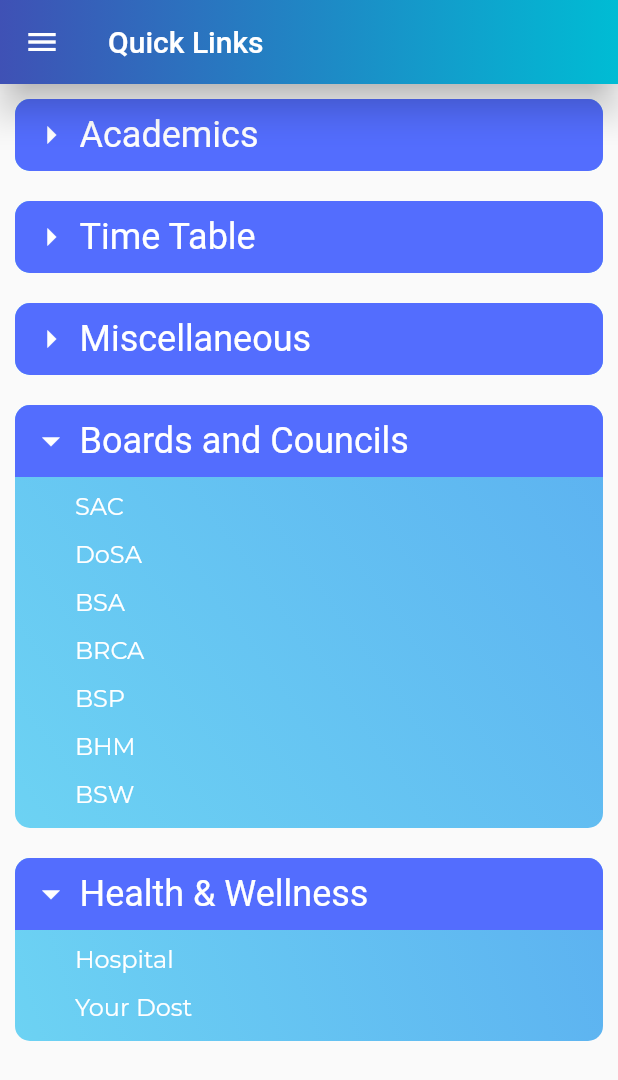
After one commit to devclub-iitd/IITDApp, a Flutter app: the QuickLinks screen opened by its route, after a tap on "Academics", after a tap on "Time Table", after a tap on "Miscellaneous", on a phone screen of 412 x 824 dp. The commit adds this screen. Shown: the top 1080 px of the screen. Run offline on Flutter 3.47's test engine with Material 2 defaults, Android fonts, the phone set to English and light mode, and no system bars; drawn by our look-alikes of expandable; our stand-ins replace flutter_calendar_carousel, flutter_speed_dial, flutter_staggered_animations, flutter_svg, font_awesome_flutter, google_fonts and 1 more.

Commit message:
Create Quick Links Page

```diff
--- a/lib/modules/explore/explore.dart
+++ b/lib/modules/explore/explore.dart
@@ -26,7 +26,7 @@ class _ExploreState extends State<Explore> with TickerProviderStateMixin {
     _controller = TabController(length: 3, vsync: this);
 
     appBar = CustomAppBar(
-      title: Text('EXPLORE'),
+      title: Text('Explore'),
       height: 2,
 //      actions: <Widget>[ProfileIcon()],
       bottom: TabBar(
--- /dev/null
+++ b/lib/modules/quickLinks/data/LinksData.dart
@@ -0,0 +1,43 @@
+var linksData = {
+  'Academics': [
+    LinksModel(name: 'Moodle', url: 'https://moodle.iitd.ac.in/'),
+    LinksModel(name: 'Central Library', url: 'http://library.iitd.ac.in/'),
+    LinksModel(name: 'Academic ERP', url: 'https://eacademics.iitd.ac.in/sportal/login'),
+    LinksModel(name: 'Ciriculum Info', url: 'https://home.iitd.ac.in/curriculum.php'),
+    LinksModel(name: 'Owncloud', url: 'https://owncloud.iitd.ac.in/nextcloud/index.php'),
+  ],
+  'Time Table': [
+    LinksModel(name: 'Academic Calendar', url: 'https://home.iitd.ac.in/academic-calendar.php'),
+    LinksModel(name: 'Exam Schedule', url: 'http://timetable.iitd.ac.in/'),
+    LinksModel(name: 'Time Table', url: 'http://timetable.iitd.ac.in/'),
+    LinksModel(name: 'List of Holidays', url: 'https://home.iitd.ac.in/uploads/IITD-133065-19-ICDN.pdf')
+  ],
+  'Miscellaneous': [
+    LinksModel(name: 'Webmail', url: 'https://webmail.iitd.ac.in/roundcube/'),
+    LinksModel(name: 'IITD Website', url: 'https://home.iitd.ac.in/'),
+    LinksModel(name: 'Career Services', url: 'https://tnp.iitd.ac.in/newocs/ocs/index.php'),
+    LinksModel(name: 'CSC', url: 'http://www.cc.iitd.ac.in/CSC/'),
+    LinksModel(name: 'Smart Notice Board', url: 'http://notices.smartcampus.iitd.ac.in/'),
+    LinksModel(name: 'NGU', url: 'https://ngu.iitd.ac.in/'),
+    LinksModel(name: 'Internal Complaints Committee', url: 'http://old.iitd.ac.in/content/anti-sexual-harassment-policy'),
+  ],
+  'Boards and Councils': [
+    LinksModel(name: 'SAC', url: 'http://sac.iitd.ac.in/'),
+    LinksModel(name: 'DoSA', url: 'http://dos.iitd.ac.in/'),
+    LinksModel(name: 'BSA', url: 'http://bsa-iitd.in/home/'),
+    LinksModel(name: 'BRCA', url: 'http://brca.iitd.ac.in/'),
+    LinksModel(name: 'BSP', url: 'http://bsp.iitd.ac.in/'),
+    LinksModel(name: 'BHM', url: 'https://home.iitd.ac.in/bhm.php'),
+    LinksModel(name: 'BSW', url: 'http://bsw.iitd.ac.in/'),
+  ],
+  'Health & Wellness': [
+    LinksModel(name: 'Hospital', url: 'http://hospital.iitd.ac.in/'),
+    LinksModel(name: 'Your Dost', url: 'https://yourdost.com/'),
+  ]
+};
+
+class LinksModel {
+  LinksModel({this.name, this.url});
+  String name;
+  String url;
+}
--- /dev/null
+++ b/lib/modules/quickLinks/quickLinks.dart
@@ -0,0 +1,74 @@
+import 'package:IITDAPP/modules/quickLinks/screens/LinksScreen.dart';
+import 'package:IITDAPP/widgets/CustomAppBar.dart';
+import 'package:IITDAPP/widgets/Drawer.dart';
+import 'package:flutter/material.dart';
+import 'package:google_fonts/google_fonts.dart';
+
+class QuickLinks extends StatefulWidget {
+  static const String routeName = '/quickLinks';
+
+  @override
+  _QuickLinksState createState() => _QuickLinksState();
+}
+
+class _QuickLinksState extends State<QuickLinks> with TickerProviderStateMixin {
+  @override
+  Widget build(BuildContext context) {
+    return Scaffold(
+      appBar: CustomAppBar(
+        title: Text('Quick Links'),
+      ),
+      drawer: AppDrawer(tag: 'Quick Links'),
+      body: LinksScreen(),
+    );
+  }
+}
+
+class Header extends StatelessWidget {
+  @override
+  Widget build(BuildContext context) {
+    return Align(
+      alignment: Alignment.centerLeft,
+      child: Padding(
+        padding: const EdgeInsets.symmetric(horizontal: 6),
+        child: Column(
+          crossAxisAlignment: CrossAxisAlignment.start,
+          children: <Widget>[
+            Text(
+              'Academic Links',
+              style: GoogleFonts.abhayaLibre(fontSize: 25),
+            ),
+            Container(
+              height: 3,
+              width: 80,
+              margin: EdgeInsets.symmetric(vertical: 8),
+              color: Colors.blue,
+            )
+          ],
+        ),
+      ),
+    );
+  }
+}
+
+class Links extends StatelessWidget {
+  @override
+  Widget build(BuildContext context) {
+    return Container(
+      color: Colors.yellow,
+      child: ListView.builder(
+        shrinkWrap: true,
+        itemCount: 4,
+        itemBuilder: (BuildContext context, int index) {
+          return Padding(
+            padding: const EdgeInsets.symmetric(vertical: 6.0, horizontal: 20),
+            child: Text(
+              'Timble',
+              style: GoogleFonts.sacramento(fontSize: 20),
+            ),
+          );
+        },
+      ),
+    );
+  }
+}
--- /dev/null
+++ b/lib/modules/quickLinks/screens/LinksScreen.dart
@@ -0,0 +1,139 @@
+import 'package:IITDAPP/modules/quickLinks/data/LinksData.dart';
+import 'package:IITDAPP/utility/UrlHandler.dart';
+import 'package:IITDAPP/values/colors/colors.dart';
+import 'package:expandable/expandable.dart';
+import 'package:flutter/material.dart';
+import 'dart:math' as math;
+
+import 'package:google_fonts/google_fonts.dart';
+
+class LinksScreen extends StatelessWidget {
+  @override
+  Widget build(BuildContext context) {
+    Padding buildItem(var label) {
+      return Padding(
+        padding: const EdgeInsets.symmetric(vertical: 6.0, horizontal: 40),
+        child: InkWell(
+          onTap: () {
+            UrlHandler.launchInBrowser(label.url);
+          },
+          child: Text(
+            label.name,
+            style: GoogleFonts.montserrat(fontSize: 16, color: Colors.white),
+          ),
+        ),
+      );
+    }
+
+    Column buildList(var value) {
+      return Column(
+        crossAxisAlignment: CrossAxisAlignment.start,
+        children: <Widget>[
+          Container(
+            height: 4,
+          ),
+          for (var i in value) buildItem(i),
+          Container(
+            height: 6,
+          )
+        ],
+      );
+    }
+
+    const radius = 10.0;
+    ExpandableNotifier LinksCard(String key, var value) {
+      return ExpandableNotifier(
+        controller: ExpandableController(initialExpanded: true),
+//      initialExpanded: true,
+        child: Padding(
+          padding: const EdgeInsets.all(10),
+//          child: Card(
+//            color: Colors.white,
+//            clipBehavior: Clip.antiAlias,
+          child: Container(
+            decoration: BoxDecoration(
+                borderRadius: BorderRadius.all(Radius.circular(radius)),
+                gradient: LinearGradient(
+                    begin: Alignment.topRight,
+                    end: Alignment.bottomLeft,
+                    colors: [
+                      AppColors.LinksSectionStart,
+                      AppColors.LinksSectionEnd
+                    ])),
+            child: Column(
+              children: <Widget>[
+                ExpandablePanel(
+                  theme: const ExpandableThemeData(
+                    headerAlignment: ExpandablePanelHeaderAlignment.center,
+                    tapBodyToExpand: true,
+                    tapBodyToCollapse: false,
+                    hasIcon: false,
+                  ),
+                  header: Builder(builder: (context) {
+                    var exp = ExpandableController.of(context);
+                    return Container(
+                      decoration: BoxDecoration(
+                        color: Colors.indigoAccent,
+                        borderRadius: !exp.expanded
+                            ? BorderRadius.all(Radius.circular(radius))
+                            : BorderRadius.only(
+                                topLeft: Radius.circular(radius),
+                                topRight: Radius.circular(radius)),
+                      ),
+                      child: Padding(
+                        padding: const EdgeInsets.all(10.0),
+                        child: Row(
+                          children: [
+                            ExpandableIcon(
+                              theme: const ExpandableThemeData(
+                                expandIcon: Icons.arrow_right,
+                                collapseIcon: Icons.arrow_drop_down,
+                                iconColor: Colors.white,
+                                iconSize: 28.0,
+                                iconRotationAngle: math.pi / 2,
+                                iconPadding: EdgeInsets.only(right: 5),
+                                hasIcon: false,
+                              ),
+                            ),
+                            Expanded(
+                              child: Text(key,
+                                  style: GoogleFonts.newsCycle(
+                                      fontSize: 24, color: Colors.white)),
+                            ),
+                          ],
+                        ),
+                      ),
+                    );
+                  }), //dsakml
+                  expanded: buildList(value),
+                ),
+              ],
+            ),
+          ),
+//          ),
+        ),
+      );
+    }
+
+    return SingleChildScrollView(
+      child: Column(children: [
+        for (MapEntry e in linksData.entries) LinksCard(e.key, e.value),
+        Container(
+          height: 25,
+        )
+      ]),
+    );
+  }
+}
+
+class CustomBoxDecoration extends StatelessWidget {
+  @override
+  Widget build(BuildContext context) {
+    return Container();
+  }
+}
+
+class abcd extends ExpandableController {
+  @override
+  bool get expanded => super.expanded;
+}
--- a/lib/routes/Routes.dart
+++ b/lib/routes/Routes.dart
@@ -1,11 +1,13 @@
 import 'package:IITDAPP/modules/attendance/attendance.dart';
 import 'package:IITDAPP/modules/dashboard/dashboard.dart';
 import 'package:IITDAPP/modules/explore/explore.dart';
+import 'package:IITDAPP/modules/quickLinks/quickLinks.dart';
 
 
 class Routes {
   static const String dashboard = Dashboard.routeName;
   static const String attendance = Attendance.routeName;
   static const String explore = Explore.routeName;
+  static const String quickLinks = QuickLinks.routeName;
 
 }
--- a/lib/routes/router.dart
+++ b/lib/routes/router.dart
@@ -1,11 +1,11 @@
 import 'package:IITDAPP/modules/attendance/attendance.dart';
 import 'package:IITDAPP/modules/dashboard/dashboard.dart';
 import 'package:IITDAPP/modules/explore/explore.dart';
+import 'package:IITDAPP/modules/quickLinks/quickLinks.dart';
 import 'package:IITDAPP/routes/Routes.dart';
 import 'package:flutter/material.dart';
 
 class Router {
-
   static Route<dynamic> generateRoute(RouteSettings settings) {
     switch (settings.name) {
       case Routes.dashboard:
@@ -14,12 +14,14 @@ class Router {
         return _createRoute(Attendance());
       case Routes.explore:
         return _createRoute(Explore());
+      case Routes.quickLinks:
+        return _createRoute(QuickLinks());
       default:
         return MaterialPageRoute(
             builder: (_) => Scaffold(
-              body: Center(
-                  child: Text('No route defined for ${settings.name}')),
-            ));
+                  body: Center(
+                      child: Text('No route defined for ${settings.name}')),
+                ));
     }
   }
 
@@ -34,7 +36,7 @@ class Router {
 //        var tween = Tween(begin: begin, end: end).chain(CurveTween(curve: curve));
         return FadeTransition(
 //          position: animation.drive(tween),
-          opacity: animation,//animation.drive(tween),
+          opacity: animation, //animation.drive(tween),
           child: child,
         );
       },
--- a/lib/values/colors/colors.dart
+++ b/lib/values/colors/colors.dart
@@ -1,3 +1,4 @@
+import 'package:flutter/cupertino.dart';
 import 'package:flutter/material.dart';
 
 /// App Colors Class - Resource class for storing app level color constants
@@ -20,5 +21,11 @@ class AppColors {
   static const Color CALENDAR_BACKGROUND = Color(0xFF1487B1);
   static const Color COURSE_CARD = Color.fromRGBO(90, 0, 150, 100);
   static const Color CALENDAR_BUTTON_COLOR = Color(0xFF1A237E);
+//  static const Color LinksSectionStart = Color.fromARGB(255, 255, 168, 0);
+//  static const Color LinksSectionEnd = Color.fromARGB(255, 255, 111, 0);
+//  static const Color LinksSectionEnd = Color.fromARGB(255,203, 53, 107);
+//  static const Color LinksSectionStart = Color.fromARGB(255, 192, 60, 90);
+  static const Color LinksSectionEnd = Color.fromARGB(220,86, 204, 242);
+  static const Color LinksSectionStart = Color.fromARGB(220, 67, 166, 239);
 
 }
--- a/lib/widgets/Drawer.dart
+++ b/lib/widgets/Drawer.dart
@@ -32,10 +32,10 @@ class AppDrawer extends StatelessWidget {
             onTap: () {},
           ),
           _createDrawerItem(
-              selected: tag == 'Events',
-              icon: Icons.event,
-              text: 'Events',
-              context: context,
+            selected: tag == 'Events',
+            icon: Icons.event,
+            text: 'Events',
+            context: context,
           ),
           _createDrawerItem(
               selected: tag == 'Calendar',
@@ -58,7 +58,9 @@ class AppDrawer extends StatelessWidget {
           _createDrawerItem(
               selected: tag == 'Quick Links',
               icon: Icons.stars,
-              text: 'Quick Links'),
+              text: 'Quick Links',
+              context: context,
+              routeName: Routes.quickLinks),
           Divider(),
           ListTile(
             title: Text('Discover'),
--- a/pubspec.yaml
+++ b/pubspec.yaml
@@ -31,6 +31,7 @@ dependencies:
   pedantic: ^1.8.0
   http: ^0.12.1
   flutter_calendar_carousel: ^1.4.12
+  expandable: ^4.1.4
   flutter:
     sdk: flutter
 
```
Also changed, not shown: pubspec.lock.
